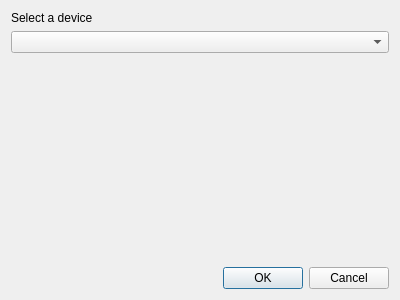
hmatuschek/qdmr, file src/deviceselectiondialog.ui: the form before one commit.
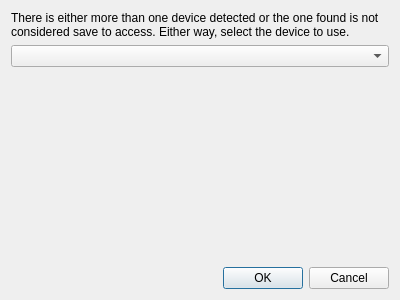
The form after the commit.

Commit message: Fixed device selection dialog.

What changed in the file:
```diff
--- a/src/deviceselectiondialog.ui
+++ b/src/deviceselectiondialog.ui
@@ -17,7 +17,10 @@
    <item>
     <widget class="QLabel" name="message">
      <property name="text">
-      <string>Select a device</string>
+      <string>&lt;html&gt;&lt;head/&gt;&lt;body&gt;&lt;p&gt;There is either more than one device detected or the one found is not considered save to access. Either way, select the device to use.&lt;/p&gt;&lt;/body&gt;&lt;/html&gt;</string>
+     </property>
+     <property name="wordWrap">
+      <bool>true</bool>
      </property>
     </widget>
    </item>
```
The commit also changes 2 other files.
